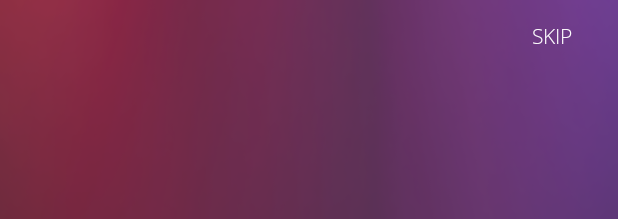
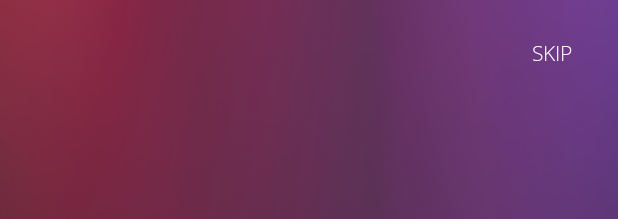
Before and after one commit to diksha-giri013/Event, an Android app: the layout activity_on_boarding.xml on its own in the app's theme, with its tools: preview values and no code run, on a phone screen of 412 x 824 dp. Shown: the top 219 px of the screen. Run offline under Robolectric (Android 15) with nearby library versions, the light colour scheme and no system bars; plain views replace PageIndicatorView; Roboto replaces fonts that are not available here.

Commit message:
commit by Diksha

```diff
--- a/app/src/main/java/fgc/amitech/MainActivity.java
+++ b/app/src/main/java/fgc/amitech/MainActivity.java
@@ -212,7 +212,7 @@ public class MainActivity extends AppCompatActivity {
             @Override
             public void onClick(View view) {
                 int position = getAdapterPosition(); // gets item position
-                if(view==bt_details) {
+                if(view!=bt_fav) {
                         if (position != RecyclerView.NO_POSITION) { // Check if an item was deleted, but the user clicked it before the UI removed it
                         EventDetails card = meventCard.get(position);
                         EventDetailActivity.getCardData(card, position);
--- a/app/src/main/res/layout/activity_on_boarding.xml
+++ b/app/src/main/res/layout/activity_on_boarding.xml
@@ -31,6 +31,7 @@
         android:layout_height="wrap_content"
         android:layout_alignParentEnd="true"
         android:layout_alignParentTop="true"
+        android:padding="25dp"
         android:background="@null"
         android:fontFamily="@font/open_sans_light"
         android:onClick="obClick"
```
